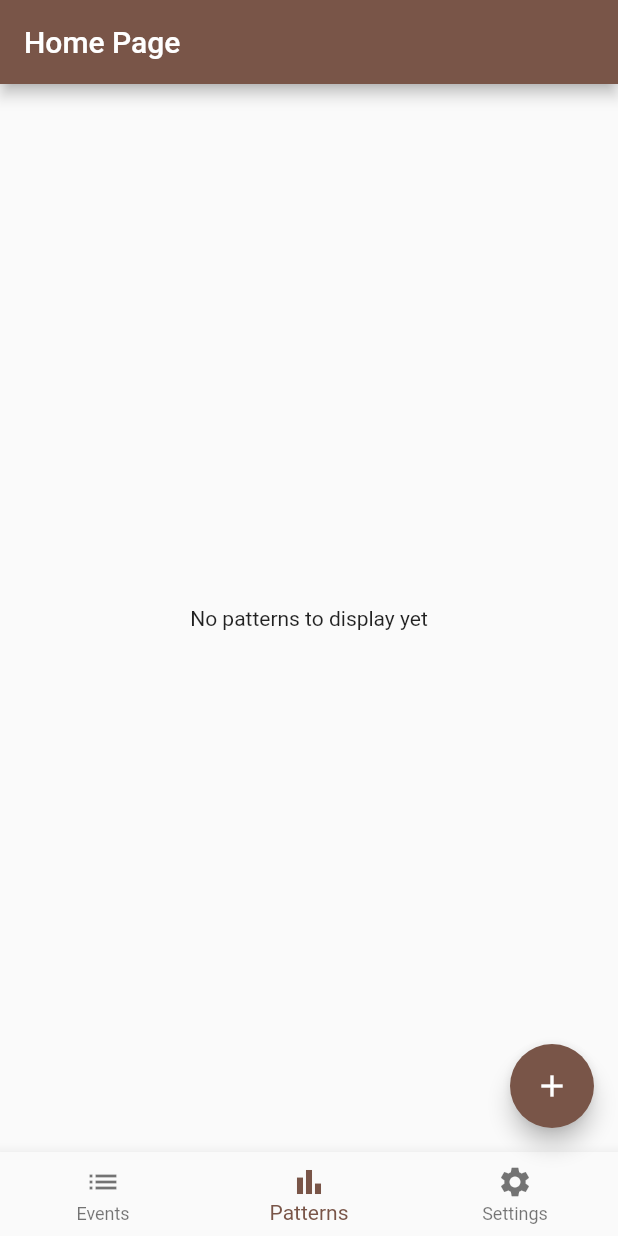
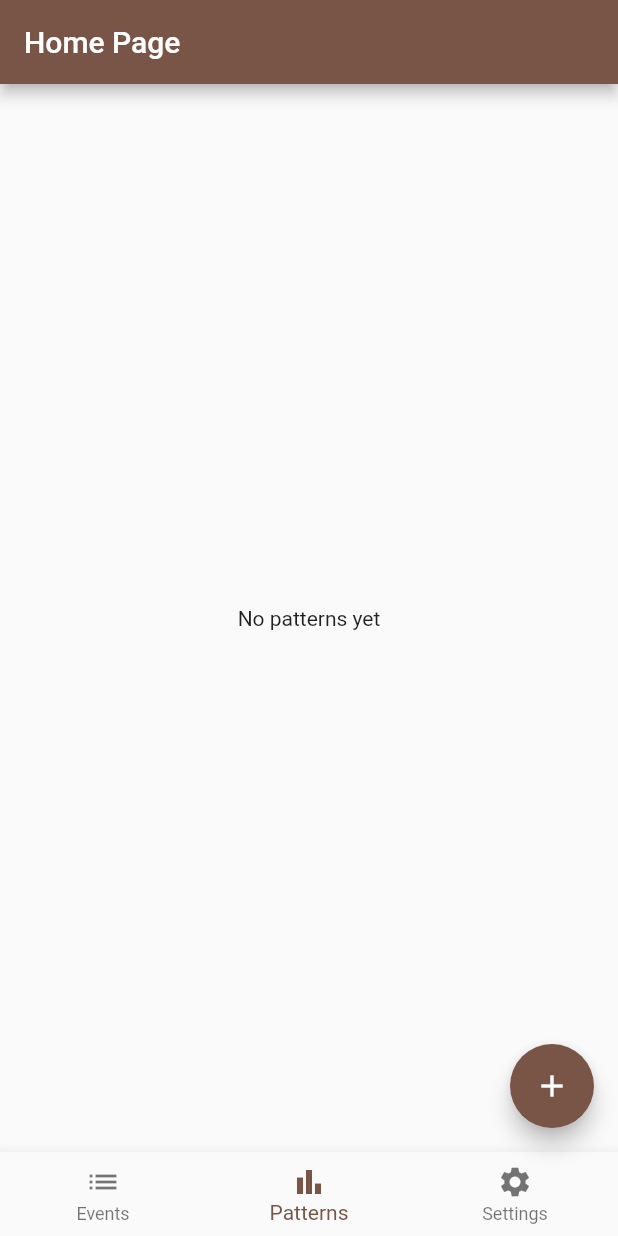
Before and after one commit to ggiuffre/patterns, a Flutter app: the screen it shows after launch, on a phone screen of 412 x 824 dp. Run offline on Flutter 3.47's test engine with Material 2 defaults, Android fonts, the light colour scheme and no system bars; our stand-ins replace flutter_riverpod.

Commit message:
Disregard order of categories in similarity

```diff
--- a/lib/data/similarities.dart
+++ b/lib/data/similarities.dart
@@ -1,4 +1,11 @@
 import 'event.dart';
+
+class Similarity {
+  final Set<String> labels;
+  final double coefficient;
+
+  const Similarity(this.labels, this.coefficient);
+}
 
 double similarity(List<Event> a, List<Event> b) {
   double accumulator = 0.0;
@@ -23,3 +30,32 @@ double similarity(List<Event> a, List<Event> b) {
 
   return accumulator / samplesVisited;
 }
+
+List<Similarity> similarities(Iterable<Event> events, Set<String>? categories) {
+  categories ??= events.map((e) => e.title).toSet();
+
+  Set couples = {};
+  Set visitedCategories = {};
+  for (final a in categories) {
+    for (final b in categories.difference({a})) {
+      if (!visitedCategories.contains(b)) {
+        couples.add({a, b});
+      }
+    }
+    visitedCategories.add(a);
+  }
+
+  List<Similarity> coefficients = [
+    for (final couple in couples)
+      Similarity(
+        {couple.first, couple.last},
+        similarity(
+          events.where((e) => e.title == couple.first).toList(),
+          events.where((e) => e.title == couple.last).toList(),
+        ),
+      ),
+  ];
+
+  coefficients.sort((a, b) => a.coefficient.compareTo(b.coefficient));
+  return coefficients;
+}
--- a/lib/ui/components/events_index.dart
+++ b/lib/ui/components/events_index.dart
@@ -15,7 +15,7 @@ class EventsIndex extends ConsumerWidget {
     return events.isEmpty
         ? const Padding(
             padding: EdgeInsets.all(8.0),
-            child: Center(child: Text("No events to display yet")),
+            child: Center(child: Text("No events yet")),
           )
         : ListView.separated(
             padding: const EdgeInsets.all(8.0),
--- a/lib/ui/components/patterns_index.dart
+++ b/lib/ui/components/patterns_index.dart
@@ -1,5 +1,6 @@
 import 'package:flutter/material.dart';
 import 'package:flutter_riverpod/flutter_riverpod.dart';
+import 'package:patterns/data/similarities.dart';
 
 import '../../data/event_provider.dart';
 
@@ -11,20 +12,22 @@ class PatternsIndex extends ConsumerWidget {
   @override
   Widget build(context, watch) {
     // final categories = watch(categoryProvider).toList();
-    final categories = watch(eventProvider).map((e) => e.title).toSet().toList();
-    categories.sort();
-    return categories.isEmpty
+    final events = watch(eventProvider).toList();
+    final categories = watch(eventProvider).map((e) => e.title).toSet();
+    final coefficients = similarities(events, categories).reversed.toList();
+    return coefficients.isEmpty
         ? Padding(
             padding: EdgeInsets.all(8.0),
-            child: Center(child: Text("No patterns to display yet")),
+            child: Center(child: Text("No patterns yet")),
           )
         : ListView.separated(
             padding: const EdgeInsets.all(8.0),
-            itemCount: categories.length,
+            itemCount: coefficients.length,
             separatorBuilder: (BuildContext context, int index) => const Divider(),
             itemBuilder: (BuildContext context, int index) => ListTile(
-              title: Text(categories[index]),
-              onTap: () => print("tapped ${categories[index]}"),
+              title: Text(
+                  "${coefficients[index].coefficient} -- ${coefficients[index].labels.first} && ${coefficients[index].labels.last}"),
+              onTap: () => print("tapped ${coefficients[index]}"),
             ),
           );
   }
```
